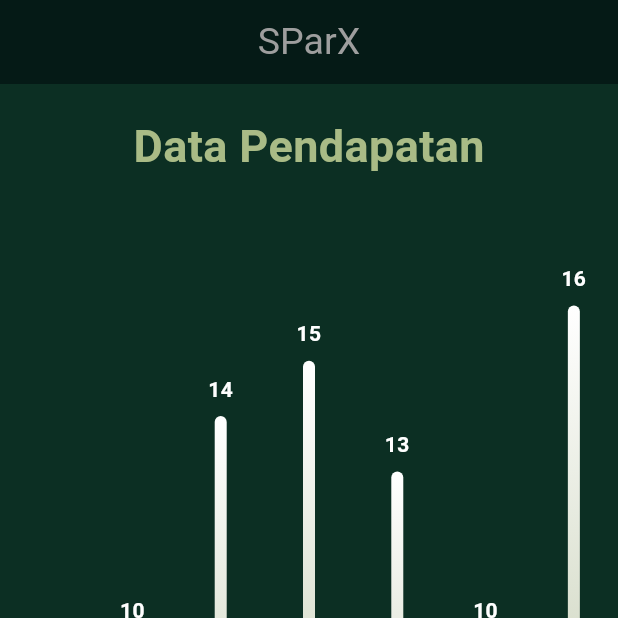
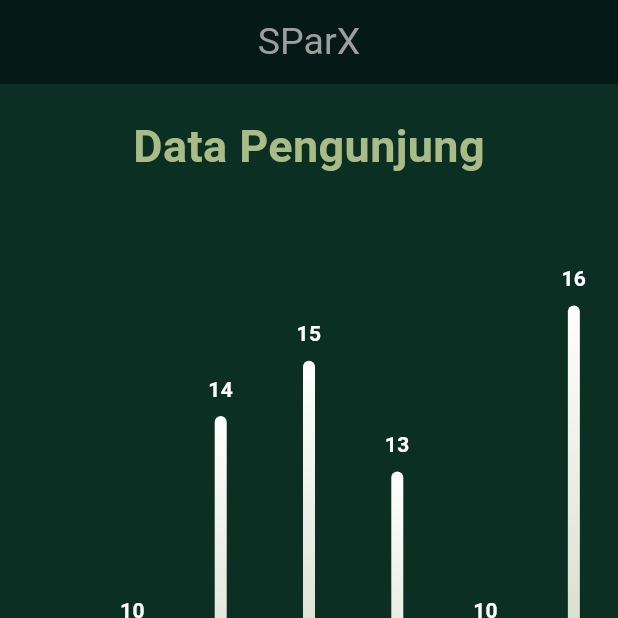
Before and after one commit to fach3f/Parkol-ParkirOnline, a Flutter app: the chart3 screen opened directly, on a phone screen of 412 x 824 dp, the top half of it. Run offline on Flutter 3.47's test engine with Material 3 defaults, Android fonts, the phone set to English and light mode, and no system bars; drawn by our look-alikes of fl_chart; our stand-ins replace curved_navigation_bar, dio, google_fonts, loading_animation_widget; Roboto replaces fonts that are missing (Goldman).

Commit message:
Update BarChart.dart

```diff
--- a/lib/BarChart.dart
+++ b/lib/BarChart.dart
@@ -40,7 +40,7 @@ class chart3 extends StatelessWidget {
             right: 0,
             child: Center(
               child: Text(
-                "Data Pendapatan",
+                "Data Pengunjung",
                 style: GoogleFonts.goldman(
                   fontSize: 30.0,
                   fontWeight: FontWeight.bold,
```
